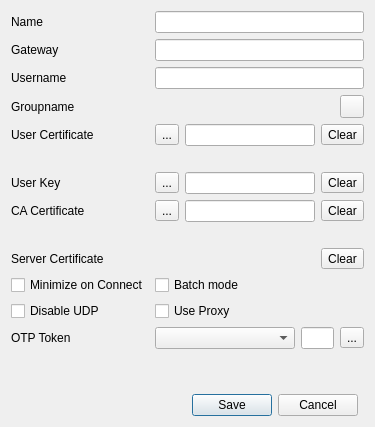
The window that editdialog.ui (openconnect/openconnect-gui) describes before a commit, drawn with Qt 5.
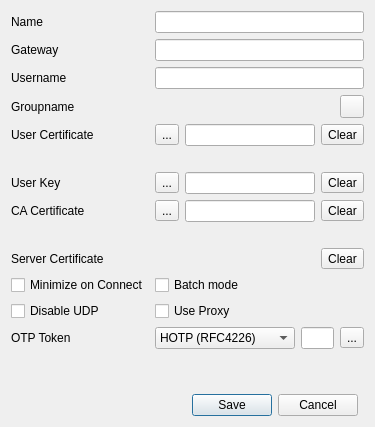
The same window after the commit. Icons and pictures are not drawn.

Commit message: Added support for stoken

Patch:
```diff
--- a/editdialog.ui
+++ b/editdialog.ui
@@ -336,7 +336,7 @@
           </size>
          </property>
          <property name="currentIndex">
-          <number>-1</number>
+          <number>0</number>
          </property>
          <property name="maxVisibleItems">
           <number>3</number>
```
Left out of the diff: 5 changed lines with no effect on the pictures. The commit also changes 1 other file.
